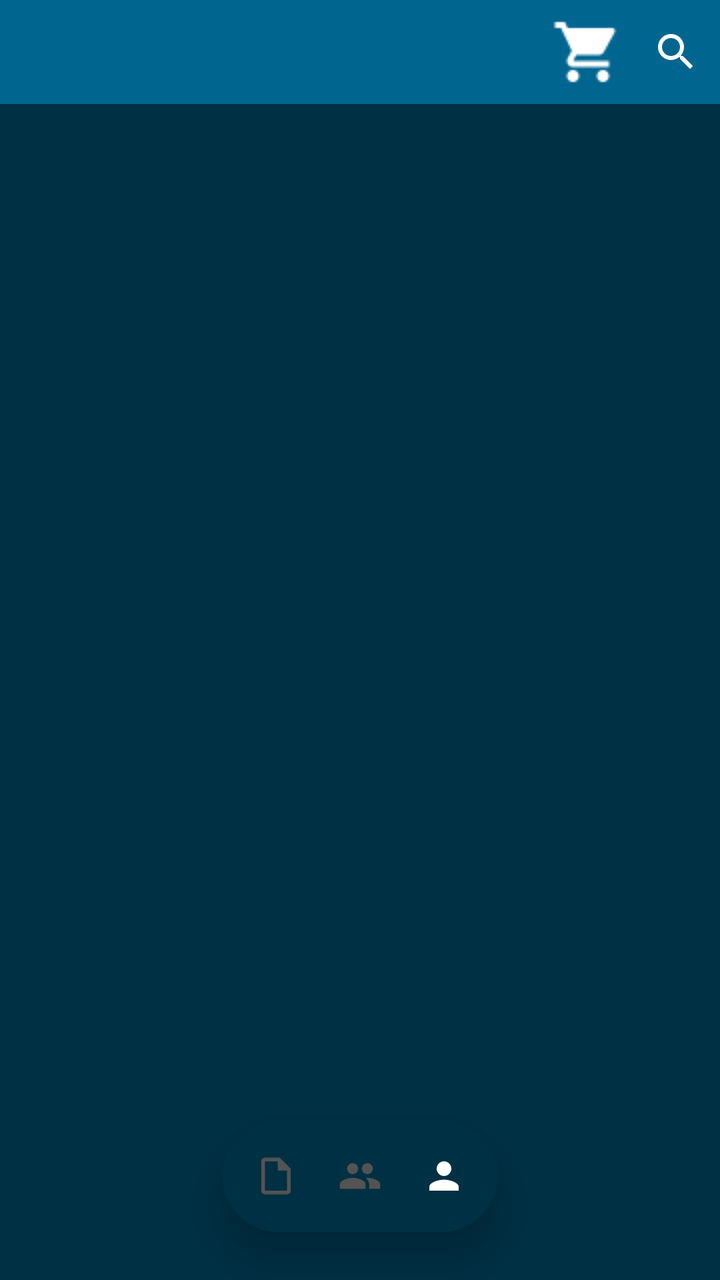
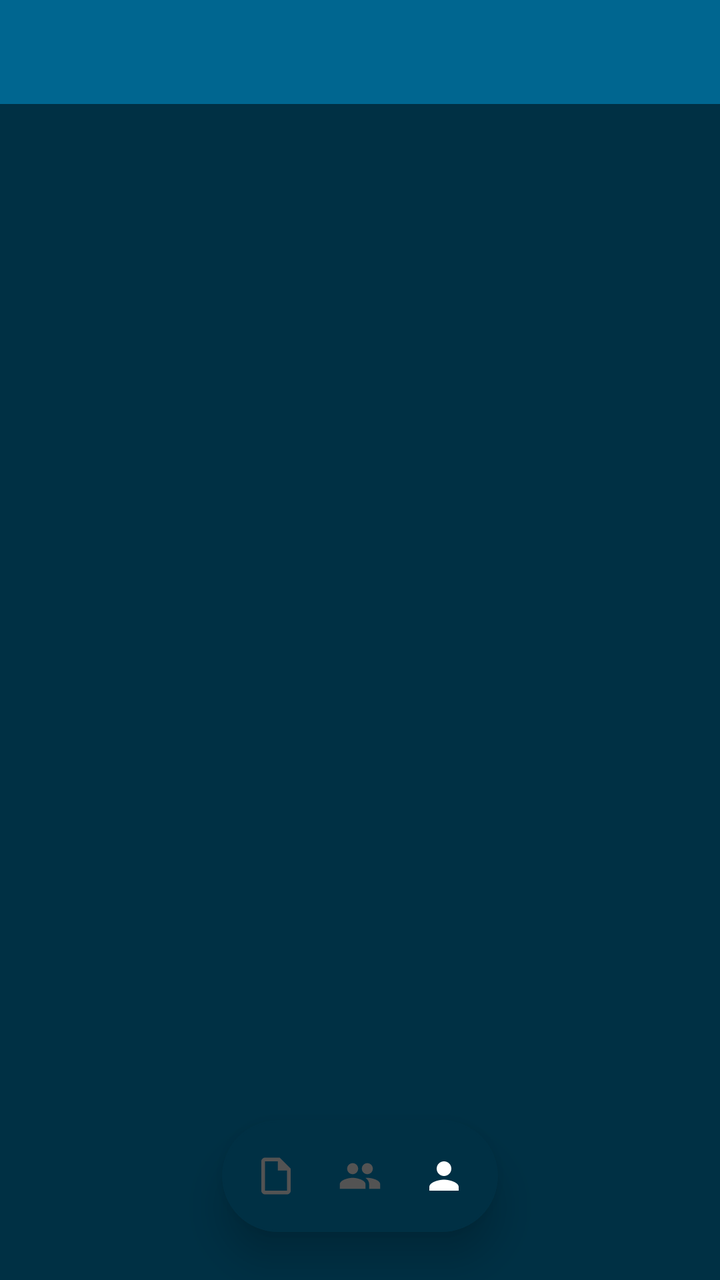

Two renders of the same Android screen: before a commit and after it. Below are the layout's source before the change and the commit's diff.
<!-- AndroidManifest.xml: application theme Theme.GMV -->
<!-- res/layout/activity_dashboard.xml -->
<?xml version="1.0" encoding="utf-8"?>
<RelativeLayout xmlns:android="http://schemas.android.com/apk/res/android"
    xmlns:app="http://schemas.android.com/apk/res-auto"
    android:id="@+id/main_content"
    android:layout_width="match_parent"
    android:layout_height="match_parent"
    android:background="@color/colorUmkPrimaryDark">

    <androidx.coordinatorlayout.widget.CoordinatorLayout
        android:id="@+id/tab_coordinator_layout"
        android:layout_width="match_parent"
        android:layout_height="match_parent"
        android:fitsSystemWindows="true">

        <com.google.android.material.appbar.AppBarLayout
            android:id="@+id/tab_appbar_layout"
            android:layout_width="match_parent"
            android:layout_height="wrap_content"
            android:background="@color/colorUmkPrimaryDark"
            android:elevation="2dp">

            <com.google.android.material.appbar.MaterialToolbar
                android:id="@+id/toolbar"
                android:layout_width="match_parent"
                android:layout_height="52dp"
                android:layout_toStartOf="@+id/btn_add_cart"
                android:layout_toLeftOf="@+id/btn_add_cart"
                android:background="@color/colorUmkPrimary"
                android:theme="@style/ThemeOverlay.AppCompat.Dark.ActionBar"
                app:layout_scrollFlags="scroll|enterAlways"
                app:popupTheme="@style/ThemeOverlay.AppCompat.Light">

                <LinearLayout
                    android:id="@+id/lyt_search_mode"
                    android:layout_width="match_parent"
                    android:layout_height="match_parent"
                    android:gravity="center_vertical"
                    android:orientation="horizontal"
                    android:visibility="gone">

                    <ImageButton
                        android:id="@+id/btn_search_back"
                        android:layout_width="40dp"
                        android:layout_height="40dp"
                        android:background="?attr/selectableItemBackgroundBorderless"
                        android:importantForAccessibility="no"
                        android:padding="10dp"
                        android:src="@drawable/ic_arrow_left"
                        android:tint="?attr/colorOnSurface" />

                    <EditText
                        android:id="@+id/et_toolbar_search"
                        android:layout_width="0dp"
                        android:layout_height="match_parent"
                        android:layout_weight="1"
                        android:background="@null"
                        android:hint="Buscar..."
                        android:imeOptions="actionSearch"
                        android:inputType="text"
                        android:maxLines="1"
                        android:textColor="?attr/colorOnSurface"
                        android:textColorHint="@color/grey_40"
                        android:textSize="16sp" />

                    <ImageButton
                        android:id="@+id/btn_search_clear"
                        android:layout_width="40dp"
                        android:layout_height="40dp"
                        android:background="?attr/selectableItemBackgroundBorderless"
                        android:importantForAccessibility="no"
                        android:padding="10dp"
                        android:src="@drawable/ic_close"
                        android:tint="@color/grey_40"
                        android:visibility="gone" />

                    <FrameLayout
                        android:id="@+id/lyt_cart_search"
                        android:layout_width="44dp"
                        android:layout_height="44dp">

                        <ImageButton
                            android:id="@+id/btn_search_cart"
                            android:layout_width="44dp"
                            android:layout_height="44dp"
                            android:background="?attr/selectableItemBackgroundBorderless"
                            android:importantForAccessibility="no"
                            android:padding="10dp"
                            android:src="@drawable/ic_cart"
                            android:tint="@color/on_primary" />

                        <TextView
                            android:id="@+id/tv_cart_badge_search"
                            android:layout_width="16dp"
                            android:layout_height="16dp"
                            android:layout_gravity="top|end"
                            android:background="@drawable/bg_circle_red"
                            android:gravity="center"
                            android:text="0"
                            android:textColor="@android:color/white"
                            android:textSize="7sp"
                            android:textStyle="bold"
                            android:visibility="gone" />

                    </FrameLayout>

                </LinearLayout>

                <FrameLayout
                    android:id="@+id/lyt_search_toolbar"
                    android:layout_width="44dp"
                    android:layout_height="44dp"
                    android:layout_gravity="end">

                    <ImageButton
                        android:id="@+id/btn_toolbar_search"
                        android:layout_width="44dp"
                        android:layout_height="44dp"
                        android:background="?attr/selectableItemBackgroundBorderless"
                        android:importantForAccessibility="no"
                        android:padding="10dp"
                        android:src="@drawable/ic_search"
                        android:tint="@color/on_primary" />

                </FrameLayout>

                <FrameLayout
                    android:id="@+id/lyt_cart_toolbar"
                    android:layout_width="44dp"
                    android:layout_height="44dp"
                    android:layout_gravity="end">

                    <ImageButton
                        android:id="@+id/btn_toolbar_cart"
                        android:layout_width="44dp"
                        android:layout_height="44dp"
                        android:background="?attr/selectableItemBackgroundBorderless"
                        android:importantForAccessibility="no"
                        android:padding="10dp"
                        android:src="@drawable/ic_cart"
                        android:tint="@color/on_primary" />

                    <TextView
                        android:id="@+id/tv_cart_badge_dashboard"
                        android:layout_width="16dp"
                        android:layout_height="16dp"
                        android:layout_gravity="top|end"
                        android:background="@drawable/bg_circle_red"
                        android:gravity="center"
                        android:text="0"
                        android:textColor="@android:color/white"
                        android:textSize="7sp"
                        android:textStyle="bold"
                        android:visibility="gone" />

                </FrameLayout>

            </com.google.android.material.appbar.MaterialToolbar>

        </com.google.android.material.appbar.AppBarLayout>

        <androidx.viewpager.widget.ViewPager
            android:id="@+id/viewpager"
            android:layout_width="match_parent"
            android:layout_height="match_parent"
            app:layout_behavior="@string/appbar_scrolling_view_behavior" />

    </androidx.coordinatorlayout.widget.CoordinatorLayout>

    <include
        android:id="@+id/floating_nav"
        layout="@layout/nav_floating_island"
        android:layout_width="wrap_content"
        android:layout_height="wrap_content"
        android:layout_alignParentBottom="true"
        android:layout_centerHorizontal="true"
        android:layout_marginBottom="24dp" />

</RelativeLayout>
<!-- res/layout/nav_floating_island.xml (included above) -->
<?xml version="1.0" encoding="utf-8"?>
<com.google.android.material.card.MaterialCardView xmlns:android="http://schemas.android.com/apk/res/android"
    xmlns:app="http://schemas.android.com/apk/res-auto"
    android:id="@+id/floating_nav"
    android:layout_width="wrap_content"
    android:layout_height="wrap_content"
    android:clickable="true"
    app:cardBackgroundColor="@color/nav_pill_bg"
    app:cardCornerRadius="28dp"
    app:cardElevation="12dp"
    app:strokeColor="@color/nav_pill_stroke"
    app:strokeWidth="1dp">

    <LinearLayout
        android:layout_width="wrap_content"
        android:layout_height="wrap_content"
        android:animateLayoutChanges="true"
        android:gravity="center"
        android:orientation="horizontal"
        android:paddingHorizontal="6dp"
        android:paddingVertical="6dp">

        
        <LinearLayout
            android:id="@+id/nav_articulos"
            android:layout_width="wrap_content"
            android:layout_height="44dp"
            android:gravity="center_vertical"
            android:orientation="horizontal"
            android:paddingHorizontal="10dp"
            android:paddingVertical="0dp">

            <ImageView
                android:id="@+id/iv_nav_articulos"
                android:layout_width="22dp"
                android:layout_height="22dp"
                android:importantForAccessibility="no"
                android:src="@drawable/ic_article" />

            <TextView
                android:id="@+id/tv_nav_articulos_title"
                android:layout_width="wrap_content"
                android:layout_height="wrap_content"
                android:layout_marginStart="6dp"
                android:fontFamily="sans-serif-medium"
                android:text="@string/label_articulos"
                android:textSize="12sp"
                android:visibility="gone" />

        </LinearLayout>

        
        <LinearLayout
            android:id="@+id/nav_clientes"
            android:layout_width="wrap_content"
            android:layout_height="44dp"
            android:gravity="center_vertical"
            android:orientation="horizontal"
            android:paddingHorizontal="10dp"
            android:paddingVertical="0dp">

            <ImageView
                android:id="@+id/iv_nav_clientes"
                android:layout_width="22dp"
                android:layout_height="22dp"
                android:importantForAccessibility="no"
                android:src="@drawable/ic_people" />

            <TextView
                android:id="@+id/tv_nav_clientes_title"
                android:layout_width="wrap_content"
                android:layout_height="wrap_content"
                android:layout_marginStart="6dp"
                android:fontFamily="sans-serif-medium"
                android:text="@string/label_clientes"
                android:textSize="12sp"
                android:visibility="gone" />

        </LinearLayout>

        
        <LinearLayout
            android:id="@+id/nav_perfil"
            android:layout_width="wrap_content"
            android:layout_height="44dp"
            android:gravity="center_vertical"
            android:orientation="horizontal"
            android:paddingHorizontal="10dp"
            android:paddingVertical="0dp">

            <ImageView
                android:id="@+id/iv_nav_perfil"
                android:layout_width="22dp"
                android:layout_height="22dp"
                android:importantForAccessibility="no"
                android:src="@drawable/ic_person" />

            <TextView
                android:id="@+id/tv_nav_perfil_title"
                android:layout_width="wrap_content"
                android:layout_height="wrap_content"
                android:layout_marginStart="6dp"
                android:fontFamily="sans-serif-medium"
                android:text="@string/label_perfil"
                android:textSize="12sp"
                android:visibility="gone" />

        </LinearLayout>

    </LinearLayout>

</com.google.android.material.card.MaterialCardView>
<!-- resources referenced by this layout -->
<resources>
  <color name="colorUmkPrimary">#006690</color>
  <color name="colorUmkPrimaryDark">#003044</color>
  <color name="grey_40">#9E9E9E</color>
  <color name="nav_pill_bg">@color/colorUmkPrimaryDark</color>
  <color name="nav_pill_stroke">@color/colorUmkPrimaryDark</color>
  <color name="on_primary">#FFFFFF</color>
  <!-- drawable bg_circle_red (drawable) -->
  <?xml version="1.0" encoding="utf-8"?>
  <shape xmlns:android="http://schemas.android.com/apk/res/android"
      android:shape="oval">
      <solid android:color="#EF5350" />
      <size android:width="20dp" android:height="20dp" />
  </shape>
  <!-- drawable ic_cart: png bitmap (drawable, 429 bytes) -->
  <!-- drawable ic_search (drawable) -->
  <?xml version="1.0" encoding="utf-8"?>
  <vector xmlns:android="http://schemas.android.com/apk/res/android"
      android:width="24dp"
      android:height="24dp"
      android:viewportWidth="24"
      android:viewportHeight="24"
      android:tint="?attr/colorOnSurfaceVariant">
      <path
          android:fillColor="@android:color/white"
          android:pathData="M15.5,14h-0.79l-0.28,-0.27C15.41,12.59 16,11.11 16,9.5 16,5.91 13.09,3 9.5,3S3,5.91 3,9.5 5.91,16 9.5,16c1.61,0 3.09,-0.59 4.23,-1.57l0.27,0.28v0.79l5,4.99L20.49,19l-4.99,-5zM9.5,14C7.01,14 5,11.99 5,9.5S7.01,5 9.5,5 14,7.01 14,9.5 11.99,14 9.5,14z" />
  </vector>
  <string name="label_articulos">ARTÍCULOS</string>
  <string name="label_clientes">CLIENTES</string>
  <string name="label_perfil">PERFIL</string>
  <style name="Theme.GMV" parent="Base.Theme.GMV" />
  <color name="primary">#337AB7</color>
  <color name="primary_container">#D6E4F0</color>
  <color name="on_primary_container">#1A3A5C</color>
  <color name="secondary">#3A539B</color>
  <color name="on_secondary">#FFFFFF</color>
  <color name="secondary_container">#D6DCE8</color>
  <color name="on_secondary_container">#1C2A5C</color>
  <color name="tertiary">#7E57C2</color>
  <color name="on_tertiary">#FFFFFF</color>
  <color name="tertiary_container">#EDE7F6</color>
  <color name="on_tertiary_container">#311B92</color>
  <color name="error">#EF5350</color>
  <color name="on_error">#FFFFFF</color>
  <color name="error_container">#FFEBEE</color>
  <color name="on_error_container">#B71C1C</color>
  <color name="background">#F2F2F2</color>
  <color name="on_background">#000000</color>
  <color name="surface">#E7E7E7</color>
  <color name="on_surface">#000000</color>
  <color name="surface_variant">#D4D4D4</color>
  <color name="on_surface_variant">#535353</color>
  <color name="outline">#B0BEC5</color>
  <color name="outline_variant">#CFD8DC</color>
  <style name="TextAppearance.M3.DisplaySmall">
          <item name="android:textSize">36sp</item>
          <item name="android:letterSpacing">0</item>
          <item name="android:lineHeight">44sp</item>
          <item name="android:fontFamily">sans-serif</item>
      </style>
  <style name="TextAppearance.M3.TitleLarge">
          <item name="android:textSize">22sp</item>
          <item name="android:letterSpacing">0</item>
          <item name="android:lineHeight">28sp</item>
          <item name="android:fontFamily">sans-serif</item>
      </style>
  <style name="TextAppearance.M3.BodyLarge">
          <item name="android:textSize">16sp</item>
          <item name="android:letterSpacing">0.5</item>
          <item name="android:lineHeight">24sp</item>
          <item name="android:fontFamily">sans-serif</item>
      </style>
  <style name="TextAppearance.M3.BodyMedium">
          <item name="android:textSize">14sp</item>
          <item name="android:letterSpacing">0.25</item>
          <item name="android:lineHeight">20sp</item>
          <item name="android:fontFamily">sans-serif</item>
      </style>
  <style name="TextAppearance.M3.BodySmall">
          <item name="android:textSize">12sp</item>
          <item name="android:letterSpacing">0.4</item>
          <item name="android:lineHeight">16sp</item>
          <item name="android:fontFamily">sans-serif</item>
      </style>
  <!-- unchanged entries left out for length: 16 -->
</resources>

<!-- the commit's change to res/layout/activity_dashboard.xml (unified diff, before → after) -->
@@ -73,86 +73,7 @@
                         android:tint="@color/grey_40"
                         android:visibility="gone" />
 
-                    <FrameLayout
-                        android:id="@+id/lyt_cart_search"
-                        android:layout_width="44dp"
-                        android:layout_height="44dp">
-
-                        <ImageButton
-                            android:id="@+id/btn_search_cart"
-                            android:layout_width="44dp"
-                            android:layout_height="44dp"
-                            android:background="?attr/selectableItemBackgroundBorderless"
-                            android:importantForAccessibility="no"
-                            android:padding="10dp"
-                            android:src="@drawable/ic_cart"
-                            android:tint="@color/on_primary" />
-
-                        <TextView
-                            android:id="@+id/tv_cart_badge_search"
-                            android:layout_width="16dp"
-                            android:layout_height="16dp"
-                            android:layout_gravity="top|end"
-                            android:background="@drawable/bg_circle_red"
-                            android:gravity="center"
-                            android:text="0"
-                            android:textColor="@android:color/white"
-                            android:textSize="7sp"
-                            android:textStyle="bold"
-                            android:visibility="gone" />
-
-                    </FrameLayout>
-
                 </LinearLayout>
-
-                <FrameLayout
-                    android:id="@+id/lyt_search_toolbar"
-                    android:layout_width="44dp"
-                    android:layout_height="44dp"
-                    android:layout_gravity="end">
-
-                    <ImageButton
-                        android:id="@+id/btn_toolbar_search"
-                        android:layout_width="44dp"
-                        android:layout_height="44dp"
-                        android:background="?attr/selectableItemBackgroundBorderless"
-                        android:importantForAccessibility="no"
-                        android:padding="10dp"
-                        android:src="@drawable/ic_search"
-                        android:tint="@color/on_primary" />
-
-                </FrameLayout>
-
-                <FrameLayout
-                    android:id="@+id/lyt_cart_toolbar"
-                    android:layout_width="44dp"
-                    android:layout_height="44dp"
-                    android:layout_gravity="end">
-
-                    <ImageButton
-                        android:id="@+id/btn_toolbar_cart"
-                        android:layout_width="44dp"
-                        android:layout_height="44dp"
-                        android:background="?attr/selectableItemBackgroundBorderless"
-                        android:importantForAccessibility="no"
-                        android:padding="10dp"
-                        android:src="@drawable/ic_cart"
-                        android:tint="@color/on_primary" />
-
-                    <TextView
-                        android:id="@+id/tv_cart_badge_dashboard"
-                        android:layout_width="16dp"
-                        android:layout_height="16dp"
-                        android:layout_gravity="top|end"
-                        android:background="@drawable/bg_circle_red"
-                        android:gravity="center"
-                        android:text="0"
-                        android:textColor="@android:color/white"
-                        android:textSize="7sp"
-                        android:textStyle="bold"
-                        android:visibility="gone" />
-
-                </FrameLayout>
 
             </com.google.android.material.appbar.MaterialToolbar>
 
<!-- resource entries referenced after the edit -->
@@ -6,26 +6,6 @@
   <color name="nav_pill_bg">@color/colorUmkPrimaryDark</color>
   <color name="nav_pill_stroke">@color/colorUmkPrimaryDark</color>
   <color name="on_primary">#FFFFFF</color>
-  <!-- drawable bg_circle_red (drawable) -->
-  <?xml version="1.0" encoding="utf-8"?>
-  <shape xmlns:android="http://schemas.android.com/apk/res/android"
-      android:shape="oval">
-      <solid android:color="#EF5350" />
-      <size android:width="20dp" android:height="20dp" />
-  </shape>
-  <!-- drawable ic_cart: png bitmap (drawable, 429 bytes) -->
-  <!-- drawable ic_search (drawable) -->
-  <?xml version="1.0" encoding="utf-8"?>
-  <vector xmlns:android="http://schemas.android.com/apk/res/android"
-      android:width="24dp"
-      android:height="24dp"
-      android:viewportWidth="24"
-      android:viewportHeight="24"
-      android:tint="?attr/colorOnSurfaceVariant">
-      <path
-          android:fillColor="@android:color/white"
-          android:pathData="M15.5,14h-0.79l-0.28,-0.27C15.41,12.59 16,11.11 16,9.5 16,5.91 13.09,3 9.5,3S3,5.91 3,9.5 5.91,16 9.5,16c1.61,0 3.09,-0.59 4.23,-1.57l0.27,0.28v0.79l5,4.99L20.49,19l-4.99,-5zM9.5,14C7.01,14 5,11.99 5,9.5S7.01,5 9.5,5 14,7.01 14,9.5 11.99,14 9.5,14z" />
-  </vector>
   <string name="label_articulos">ARTÍCULOS</string>
   <string name="label_clientes">CLIENTES</string>
   <string name="label_perfil">PERFIL</string>
